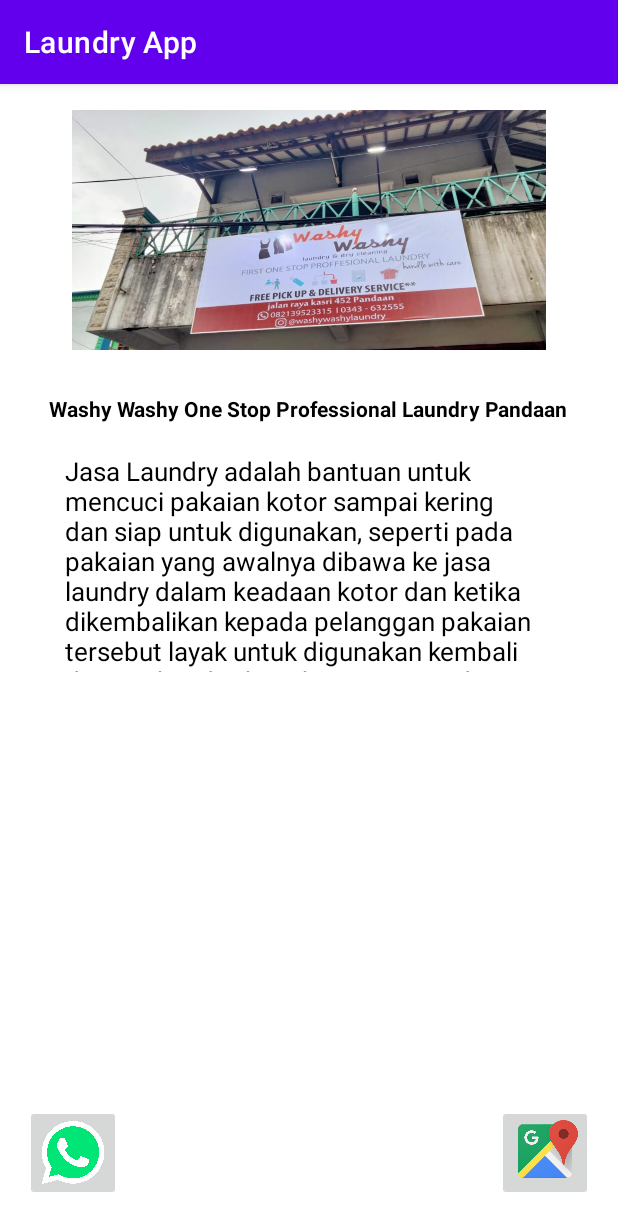
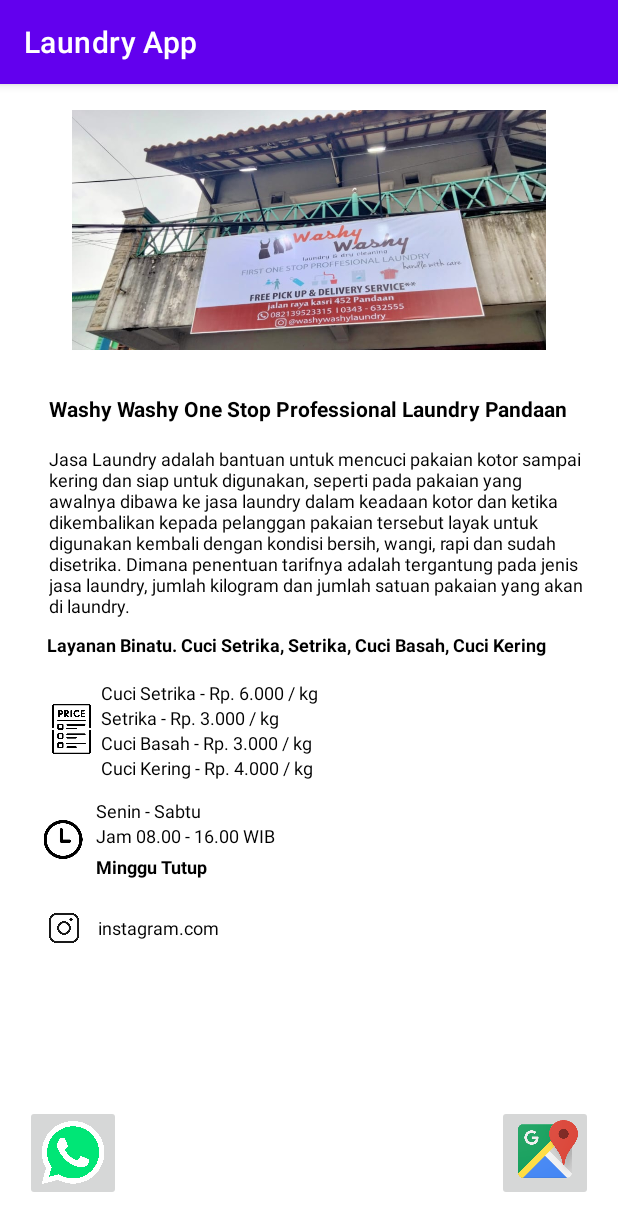
Before and after one commit to titiknk/Laundry-App, an Android app: the screen it shows after launch (Detail), after a tap on "Washy Washy One Stop Professional Laundr", on a phone screen of 412 x 824 dp. Shown: the top 1231 px of the screen. Run offline under Robolectric (Android 15) with nearby library versions, the phone set to English and light mode, and no system bars.

Commit message:
Menambahkan Detail Text

```diff
--- a/app/src/main/res/layout/activity_detail.xml
+++ b/app/src/main/res/layout/activity_detail.xml
@@ -25,6 +25,7 @@
         android:text="Washy Washy One Stop Professional Laundry Pandaan"
         android:textColor="@color/black"
         android:textStyle="bold"
+        android:textSize="14sp"
         app:layout_constraintBottom_toBottomOf="parent"
         app:layout_constraintEnd_toEndOf="parent"
         app:layout_constraintHorizontal_bias="0.492"
@@ -35,17 +36,31 @@
     <TextView
 
         android:id="@+id/detailText"
-        android:layout_width="325dp"
-        android:layout_height="146dp"
+        android:layout_width="362dp"
+        android:layout_height="116dp"
         android:text="Jasa Laundry adalah bantuan untuk mencuci pakaian kotor sampai kering dan siap untuk digunakan, seperti pada pakaian yang awalnya dibawa ke jasa laundry dalam keadaan kotor dan ketika dikembalikan kepada pelanggan pakaian tersebut layak untuk digunakan kembali dengan kondisi bersih, wangi, rapi dan sudah disetrika. Dimana penentuan tarifnya adalah tergantung pada jenis jasa laundry, jumlah kilogram dan jumlah satuan pakaian yang akan di laundry."
         android:textColor="@color/black"
-
-        android:textSize="17sp"
+        android:textSize="12sp"
         app:layout_constraintBottom_toBottomOf="parent"
         app:layout_constraintEnd_toEndOf="parent"
+        app:layout_constraintHorizontal_bias="0.653"
         app:layout_constraintStart_toStartOf="parent"
         app:layout_constraintTop_toTopOf="parent"
-        app:layout_constraintVertical_bias="0.396" />
+        app:layout_constraintVertical_bias="0.37" />
+
+    <TextView
+        android:id="@+id/detailText2"
+        android:layout_width="354dp"
+        android:layout_height="28dp"
+        android:layout_marginTop="8dp"
+        android:text="Layanan Binatu. Cuci Setrika, Setrika, Cuci Basah, Cuci Kering"
+        android:textColor="@color/black"
+        android:textSize="12sp"
+        android:textStyle="bold"
+        app:layout_constraintEnd_toEndOf="parent"
+        app:layout_constraintHorizontal_bias="0.543"
+        app:layout_constraintStart_toStartOf="parent"
+        app:layout_constraintTop_toBottomOf="@+id/detailText" />
 
     <ImageButton
         android:id="@+id/imageButton"
@@ -72,4 +87,124 @@
         app:layout_constraintTop_toTopOf="parent"
         app:layout_constraintVertical_bias="0.967"
         app:srcCompat="@drawable/maps" />
+
+    <ImageView
+        android:id="@+id/imageView"
+        android:layout_width="39dp"
+        android:layout_height="33dp"
+        android:layout_marginStart="28dp"
+        android:layout_marginTop="20dp"
+        app:layout_constraintStart_toStartOf="parent"
+        app:layout_constraintTop_toBottomOf="@+id/detailText2"
+        app:srcCompat="@drawable/bg_price" />
+
+    <TextView
+        android:id="@+id/detailText3"
+        android:layout_width="wrap_content"
+        android:layout_height="wrap_content"
+        android:layout_marginTop="4dp"
+        android:text="Cuci Setrika - Rp. 6.000 / kg"
+        android:textColor="@color/black"
+        android:textSize="12sp"
+        app:layout_constraintStart_toEndOf="@+id/imageView"
+        app:layout_constraintTop_toBottomOf="@+id/detailText2" />
+
+    <TextView
+        android:id="@+id/detailText4"
+        android:layout_width="wrap_content"
+        android:layout_height="wrap_content"
+        android:text="Setrika - Rp. 3.000 / kg"
+        android:textColor="@color/black"
+        android:textSize="12sp"
+        app:layout_constraintStart_toEndOf="@+id/imageView"
+        app:layout_constraintTop_toBottomOf="@+id/detailText3" />
+
+    <TextView
+        android:id="@+id/detailText5"
+        android:layout_width="wrap_content"
+        android:layout_height="wrap_content"
+        android:text="Cuci Basah - Rp. 3.000 / kg"
+        android:textColor="@color/black"
+        android:textSize="12sp"
+        app:layout_constraintStart_toEndOf="@+id/imageView"
+        app:layout_constraintTop_toBottomOf="@+id/detailText4" />
+
+    <TextView
+        android:id="@+id/detailText6"
+        android:layout_width="wrap_content"
+        android:layout_height="wrap_content"
+        android:text="Cuci Kering - Rp. 4.000 / kg"
+        android:textColor="@color/black"
+        android:textSize="12sp"
+        app:layout_constraintStart_toEndOf="@+id/imageView"
+        app:layout_constraintTop_toBottomOf="@+id/detailText5" />
+
+    <ImageView
+        android:id="@+id/imageView2"
+        android:layout_width="28dp"
+        android:layout_height="26dp"
+        android:layout_marginStart="28dp"
+        android:layout_marginTop="44dp"
+        app:layout_constraintStart_toStartOf="parent"
+        app:layout_constraintTop_toBottomOf="@+id/imageView"
+        app:srcCompat="@drawable/bg_jam" />
+
+    <TextView
+        android:id="@+id/detailText7"
+        android:layout_width="wrap_content"
+        android:layout_height="wrap_content"
+        android:layout_marginStart="8dp"
+        android:layout_marginTop="12dp"
+        android:text="Senin - Sabtu"
+        android:textColor="@color/black"
+        android:textSize="12sp"
+        app:layout_constraintStart_toEndOf="@+id/imageView2"
+        app:layout_constraintTop_toBottomOf="@+id/detailText6" />
+
+    <TextView
+        android:id="@+id/detailText8"
+        android:layout_width="wrap_content"
+        android:layout_height="wrap_content"
+        android:layout_marginStart="8dp"
+        android:text="Jam 08.00 - 16.00 WIB"
+        android:textColor="@color/black"
+        android:textSize="12sp"
+        app:layout_constraintStart_toEndOf="@+id/imageView2"
+        app:layout_constraintTop_toBottomOf="@+id/detailText7" />
+
+    <TextView
+        android:id="@+id/detailText9"
+        android:layout_width="wrap_content"
+        android:layout_height="wrap_content"
+        android:layout_marginStart="8dp"
+        android:layout_marginTop="4dp"
+        android:text="Minggu Tutup"
+        android:textStyle="bold"
+        android:textColor="@color/black"
+        android:textSize="12sp"
+        app:layout_constraintStart_toEndOf="@+id/imageView2"
+        app:layout_constraintTop_toBottomOf="@+id/detailText8" />
+
+    <ImageView
+        android:id="@+id/imageView3"
+        android:layout_width="21dp"
+        android:layout_height="20dp"
+        android:layout_marginStart="32dp"
+        android:layout_marginTop="36dp"
+        app:layout_constraintStart_toStartOf="parent"
+        app:layout_constraintTop_toBottomOf="@+id/imageView2"
+        app:srcCompat="@drawable/bg_ig" />
+
+    <TextView
+        android:id="@+id/detailText10"
+        android:layout_width="wrap_content"
+        android:layout_height="wrap_content"
+        android:layout_marginStart="12dp"
+        android:layout_marginTop="24dp"
+        android:text="instagram.com"
+        android:textSize="12sp"
+        android:textColor="@color/black"
+        app:layout_constraintStart_toEndOf="@+id/imageView3"
+        app:layout_constraintTop_toBottomOf="@+id/detailText9" />
+
 </androidx.constraintlayout.widget.ConstraintLayout>
```
Also changed, not shown: app/src/main/res/drawable/bg_email.png (added), app/src/main/res/drawable/bg_ig.png (added), app/src/main/res/drawable/bg_jam.png (added), app/src/main/res/drawable/bg_price.png (added).
